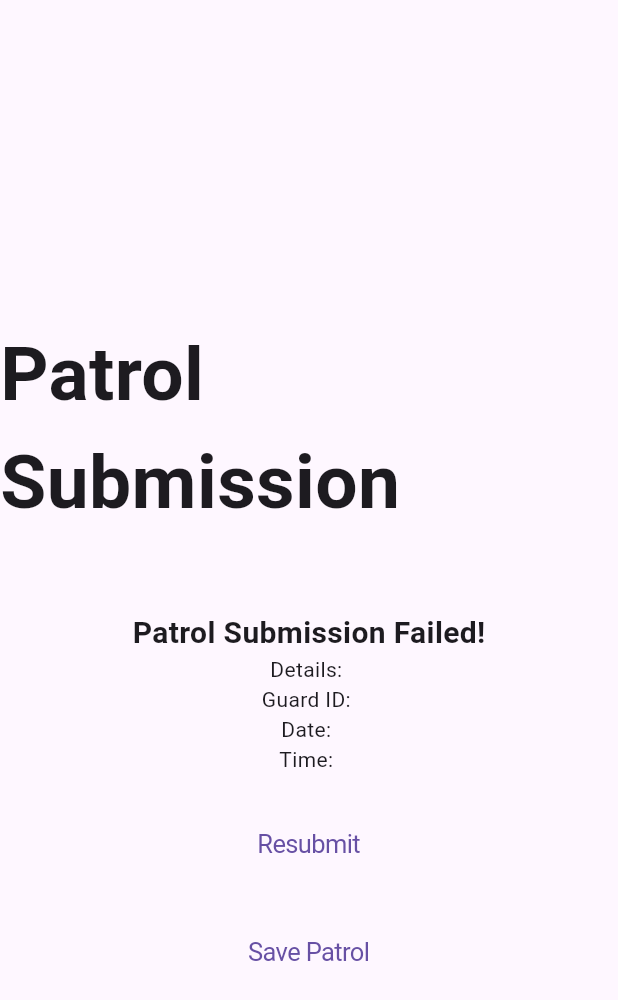
After one commit to vernonthedev/guard-tour-mobileapp, a Flutter app: the FailedPatrol screen opened directly, on a phone screen of 412 x 824 dp. The commit adds this screen. Shown: the top 1000 px of the screen. Run offline on Flutter 3.47's test engine with Material 3 defaults, Android fonts, the phone set to English and light mode, and no system bars; our stand-ins replace shared_preferences; accounts and stored records are empty.

Commit message:
Added success and failure pages for submission

```diff
--- /dev/null
+++ b/lib/screens/failed_patrol.dart
@@ -0,0 +1,58 @@
+import 'package:flutter/cupertino.dart';
+import 'package:flutter/material.dart';
+
+class FailedPatrol extends StatelessWidget {
+  const FailedPatrol({super.key});
+
+  @override
+  Widget build(BuildContext context) {
+    return Scaffold(
+        body: Column(
+            crossAxisAlignment: CrossAxisAlignment.center,
+            mainAxisAlignment: MainAxisAlignment.center,
+            children: [
+          const SizedBox(
+            height: 50,
+            width: 50,
+          ),
+          const Text(
+            'Patrol Submission',
+            style: TextStyle(
+              fontSize: 50,
+              fontWeight: FontWeight.bold,
+            ),
+          ),
+          const SizedBox(
+            height: 50,
+            width: 50,
+          ),
+          const Text(
+            'Patrol Submission Failed!',
+            style: TextStyle(
+              fontSize: 20,
+              fontWeight: FontWeight.bold,
+            ),
+          ),
+          const Text("Details: "),
+          const Text("Guard ID: "),
+          const Text("Date: "),
+          const Text("Time: "),
+          const SizedBox(
+            height: 20,
+          ),
+          CupertinoButton(
+              child: const Text('Resubmit'),
+              onPressed: () async {
+                //TODO: Implement Reupload of patrol
+              }),
+          const SizedBox(
+            height: 20,
+          ),
+          CupertinoButton(
+              child: const Text('Save Patrol'),
+              onPressed: () async {
+                //TODO: Implement Save Failed Patrol
+              })
+        ]));
+  }
+}
```
Also changed, not shown: lib/screens/patrol.dart (+12 -5 lines), lib/screens/successful_patrol.dart (added, +56 -0 lines).
